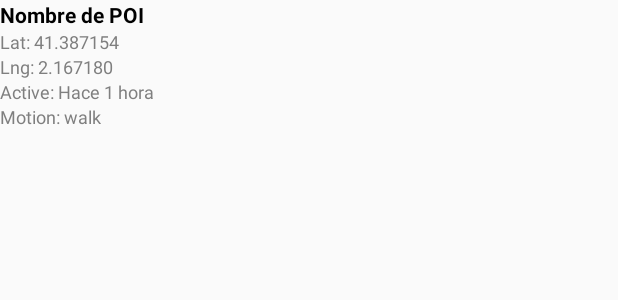
After one commit to joseanmun/Safe365TestApp, an Android app: the layout custom_info_contents.xml on its own in the app's theme, with its tools: preview values and no code run, on a phone screen of 412 x 824 dp. The commit adds this screen. Shown: the top 300 px of the screen. Run offline under Robolectric (Android 15) with nearby library versions, the phone set to English and light mode, and no system bars.

Commit message:
Fix markets to show icon Add Content for Custom InfoWindow

```diff
--- /dev/null
+++ b/app/src/main/res/layout/custom_info_contents.xml
@@ -0,0 +1,82 @@
+<?xml version="1.0" encoding="utf-8"?><!--
+  ~ Created by Anselmo Jose Munoz Medina on 1/23/20 2:15 PM
+  ~ Email: Joseanmun@gmail.com
+  ~ Copyright (c) 2020. All rights reserved.
+  ~ Last modified 1/8/20 2:10 PM
+  ~
+  -->
+<LinearLayout xmlns:android="http://schemas.android.com/apk/res/android"
+    xmlns:tools="http://schemas.android.com/tools"
+    android:layout_width="wrap_content"
+    android:layout_height="wrap_content"
+    android:orientation="horizontal">
+
+    <ImageView
+        android:id="@+id/badge"
+        android:layout_width="80dp"
+        android:layout_height="wrap_content"
+        android:layout_gravity="center"
+        android:layout_marginEnd="5dp"
+        android:layout_marginRight="5dp"
+        android:adjustViewBounds="true"
+        android:contentDescription="State badge"
+        android:visibility="gone" />
+
+    <LinearLayout
+        android:layout_width="wrap_content"
+        android:layout_height="wrap_content"
+        android:orientation="vertical">
+
+        <TextView
+            android:id="@+id/name_tv"
+            android:layout_width="wrap_content"
+            android:layout_height="wrap_content"
+            android:layout_gravity="left"
+            android:ellipsize="end"
+            android:singleLine="true"
+            android:textColor="#ff000000"
+            android:textSize="14sp"
+            android:textStyle="bold"
+            tools:text="Nombre de POI" />
+
+        <TextView
+            android:id="@+id/lat_tv"
+            android:layout_width="wrap_content"
+            android:layout_height="wrap_content"
+            android:ellipsize="end"
+            android:singleLine="true"
+            android:textColor="#ff7f7f7f"
+            android:textSize="12sp"
+            tools:text="Lat: 41.387154" />
+
+        <TextView
+            android:id="@+id/lng_tv"
+            android:layout_width="wrap_content"
+            android:layout_height="wrap_content"
+            android:ellipsize="end"
+            android:singleLine="true"
+            android:textColor="#ff7f7f7f"
+            android:textSize="12sp"
+            tools:text="Lng: 2.167180" />
+
+        <TextView
+            android:id="@+id/timestamp_tv"
+            android:layout_width="wrap_content"
+            android:layout_height="wrap_content"
+            android:ellipsize="end"
+            android:singleLine="true"
+            android:textColor="#ff7f7f7f"
+            android:textSize="12sp"
+            tools:text="Active: Hace 1 hora" />
+
+        <TextView
+            android:id="@+id/motion_tv"
+            android:layout_width="wrap_content"
+            android:layout_height="wrap_content"
+            android:ellipsize="end"
+            android:singleLine="true"
+            android:textColor="#ff7f7f7f"
+            android:textSize="12sp"
+            tools:text="Motion: walk" />
+    </LinearLayout>
+</LinearLayout>
--- a/build.gradle
+++ b/build.gradle
@@ -13,7 +13,7 @@ buildscript {
     ext.anko_version = '0.10.1'
     ext.dagger_version = '2.20'
     ext.kotlin_stdlib_jdk = "1.3.11"
-    ext.picasso_version = "2.5.2"
+    ext.picasso_version = "2.71828"
 
     repositories {
         google()
```
Also changed, not shown: app/src/main/java/com/example/mapapp/CircleTransformation.kt (added, +49 -0 lines), app/src/main/java/com/example/mapapp/MapsActivity.kt (+77 -6 lines), app/src/main/java/com/example/mapapp/presentation/MapPresenter.kt (+13 -1 lines), 2 other files.
